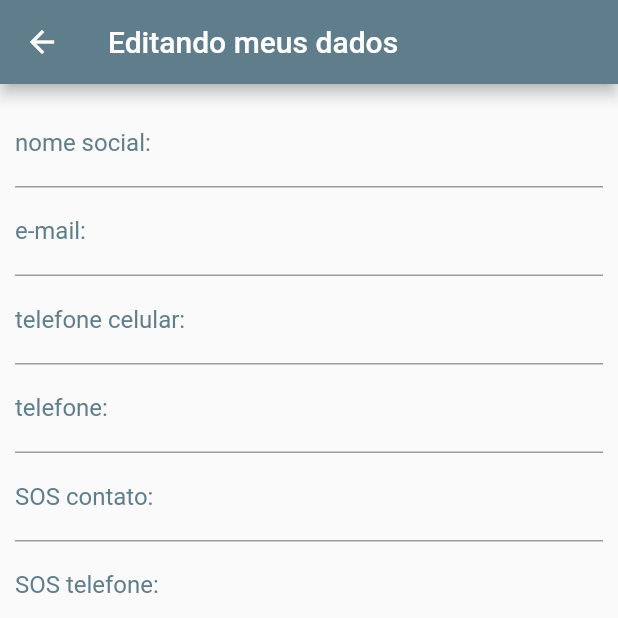
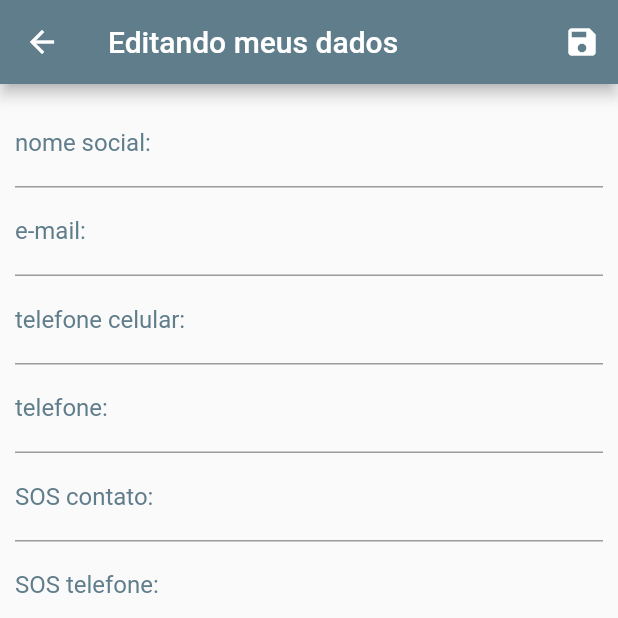
Before and after one commit to jady-sm-godoi/rcadmin_user, a Flutter app: the screen it shows after launch, after a tap on the "edit" icon, on a phone screen of 412 x 824 dp, the top half of it. Run offline on Flutter 3.47's test engine with Material 2 defaults, Android fonts, the phone set to English and light mode, and no system bars; drawn by our look-alikes of select_form_field; our stand-ins replace image_picker; network calls fail.

Commit message:
form save method

```diff
--- a/lib/components/profile_components/expansion_data_profile.dart
+++ b/lib/components/profile_components/expansion_data_profile.dart
@@ -72,7 +72,28 @@ class _ExpansionDataProfileState extends State<ExpansionDataProfile> {
                     title: Text('Endereço:'),
                   ),
                   body: ListTile(
-                    subtitle: Text(profile.address),
+                    subtitle: Column(
+                      crossAxisAlignment: CrossAxisAlignment.start,
+                      children: [
+                        Row(
+                          children: [
+                            Text('${widget.profiles[0].street ?? ''}, '),
+                            Text(widget.profiles[0].houseNumber ?? ''),
+                          ],
+                        ),
+                        if (widget.profiles[0].complement != null)
+                          Text(widget.profiles[0].complement ?? ''),
+                        Text(widget.profiles[0].district ?? ''),
+                        Row(
+                          mainAxisAlignment: MainAxisAlignment.spaceBetween,
+                          children: [
+                            Text(
+                                '${widget.profiles[0].city ?? ''} - ${widget.profiles[0].uf ?? ''}'),
+                            Text('CEP: ${widget.profiles[0].zipCode ?? ''}'),
+                          ],
+                        ),
+                      ],
+                    ),
                   ),
                 ),
               )
--- a/lib/components/profile_components/profile_head_card.dart
+++ b/lib/components/profile_components/profile_head_card.dart
@@ -26,7 +26,7 @@ class ProfileHeadCard extends StatelessWidget {
               ),
             ),
             Text(
-              user[0]!.name,
+              user[0]?.name ?? '',
               style: const TextStyle(
                 fontSize: 16,
                 fontStyle: FontStyle.italic,
@@ -47,7 +47,7 @@ class ProfileHeadCard extends StatelessWidget {
                     ),
                   ),
                   Text(
-                    user[0]!.disciple,
+                    user[0]?.disciple ?? '',
                     style: const TextStyle(
                       fontSize: 18,
                       color: Colors.grey,
--- a/lib/data/dummy_profile.dart
+++ b/lib/data/dummy_profile.dart
@@ -10,8 +10,12 @@ final dummyProfile = [
     email: 'jady.s.m@gmail.com',
     mobilePhone: '11 98696-4499',
     phone: '11 3208-8682',
-    address:
-        'Rua Sebastião Carneiro, 215 \n Aclimação - São Paulo - SP \n 01543-020',
+    street: 'Rua Sebastião Carneiro',
+    houseNumber: '215',
+    district: 'Aclimação',
+    city: 'São Paulo',
+    uf: 'SP',
+    zipCode: '01543-020',
     sosContact: 'Cesar Godoi',
     sosPhone: '11 98696-4171',
     maritalStatus: 'casada',
--- a/lib/model/user_profile.dart
+++ b/lib/model/user_profile.dart
@@ -1,6 +1,6 @@
 class UserProfile {
   final String id;
-  final String name;
+  final String? name;
   final String socialName;
   String image;
   final String email;
@@ -11,15 +11,28 @@ class UserProfile {
   final String maritalStatus;
   final String sosContact;
   final String sosPhone;
-  final String address;
-  final String disciple;
+  final String? disciple;
   final List<Map>? frequencies;
+  final String? street;
+  final String? houseNumber;
+  final String? district;
+  final String? city;
+  final String? uf;
+  final String? zipCode;
+  final String? complement;
 
   UserProfile({
-    required this.disciple,
+    this.street,
+    this.houseNumber,
+    this.district,
+    this.uf,
+    this.city,
+    this.zipCode,
+    this.complement,
+    this.disciple,
     required this.socialName,
     required this.id,
-    required this.name,
+    this.name,
     required this.image,
     required this.email,
     required this.mobilePhone,
@@ -29,7 +42,6 @@ class UserProfile {
     required this.maritalStatus,
     required this.sosContact,
     required this.sosPhone,
-    required this.address,
     this.frequencies,
   });
 }
--- a/lib/pages/profile_form.dart
+++ b/lib/pages/profile_form.dart
@@ -1,4 +1,5 @@
 import 'dart:io';
+import 'dart:math';
 
 import 'package:flutter/material.dart';
 import 'package:rcadmin_user/data/dummy_profile.dart';
@@ -34,6 +35,25 @@ final List<Map<String, dynamic>> _items = [
 
 class _ProfileFormState extends State<ProfileForm> {
   File? _storedImage;
+  final _socialNameController = TextEditingController();
+  final _emailController = TextEditingController();
+  final _mobilePhoneController = TextEditingController();
+  final _phoneController = TextEditingController();
+  final _sosContactController = TextEditingController();
+  final _sosPhoneController = TextEditingController();
+  final _streetController = TextEditingController();
+  final _houseNumberController = TextEditingController();
+  final _cityController = TextEditingController();
+  final _ufController = TextEditingController();
+  final _zipController = TextEditingController();
+  final _complementController = TextEditingController();
+  final _districtController = TextEditingController();
+  final _professionController = TextEditingController();
+  final _bithdayController = TextEditingController();
+  final _maritalStatusController = TextEditingController();
+
+  final _formKey = GlobalKey<FormState>();
+  final _formUserData = <String, Object>{};
 
   _takePicture() async {
     final ImagePicker _picker = ImagePicker();
@@ -47,16 +67,51 @@ class _ProfileFormState extends State<ProfileForm> {
     });
   }
 
+  void submitForm() {
+    _formKey.currentState?.save();
+    final newUser = UserProfile(
+      id: Random().nextDouble().toString(),
+      socialName: _formUserData['socialName'].toString(),
+      birthday: _formUserData['birthday'].toString(),
+      email: _formUserData['email'].toString(),
+      image: _formUserData['image'].toString(),
+      phone: _formUserData['phone'].toString(),
+      mobilePhone: _formUserData['mobilePhone'].toString(),
+      sosContact: _formUserData['sosContact'].toString(),
+      sosPhone: _formUserData['sosPhone'].toString(),
+      profession: _formUserData['profession'].toString(),
+      maritalStatus: _formUserData['maritalStatus'].toString(),
+    );
+
+    //neste método temos que salvar a imagem que está instanciada em _storedImage
+
+    print(newUser.id);
+    print(newUser.socialName);
+    print(newUser.email);
+    print(newUser.mobilePhone);
+    print(newUser.birthday);
+    print(newUser.profession);
+    print(newUser.maritalStatus);
+    print(_storedImage);
+  }
+
   @override
   Widget build(BuildContext context) {
     return Scaffold(
       appBar: AppBar(
         title: const Text('Editando meus dados'),
         backgroundColor: Colors.blueGrey,
+        actions: [
+          IconButton(
+            onPressed: submitForm,
+            icon: const Icon(Icons.save),
+          )
+        ],
       ),
       body: Padding(
         padding: const EdgeInsets.all(10.0),
         child: Form(
+          key: _formKey,
           child: ListView(
             children: [
               TextFormField(
@@ -64,6 +119,9 @@ class _ProfileFormState extends State<ProfileForm> {
                     labelText: 'nome social:',
                     labelStyle: TextStyle(color: Colors.blueGrey)),
                 textInputAction: TextInputAction.next,
+                controller: _socialNameController,
+                onSaved: (socialName) =>
+                    _formUserData['socialName'] = socialName ?? '',
               ),
               TextFormField(
                 decoration: const InputDecoration(
@@ -71,6 +129,8 @@ class _ProfileFormState extends State<ProfileForm> {
                     labelStyle: TextStyle(color: Colors.blueGrey)),
                 textInputAction: TextInputAction.next,
                 keyboardType: TextInputType.emailAddress,
+                controller: _emailController,
+                onSaved: (email) => _formUserData['email'] = email ?? '',
               ),
               TextFormField(
                 decoration: const InputDecoration(
@@ -78,6 +138,9 @@ class _ProfileFormState extends State<ProfileForm> {
                     labelStyle: TextStyle(color: Colors.blueGrey)),
                 textInputAction: TextInputAction.next,
                 keyboardType: TextInputType.phone,
+                controller: _mobilePhoneController,
+                onSaved: (mobilePhone) =>
+                    _formUserData['mobilePhone'] = mobilePhone ?? '',
               ),
               TextFormField(
                 decoration: const InputDecoration(
@@ -85,12 +148,17 @@ class _ProfileFormState extends State<ProfileForm> {
                     labelStyle: TextStyle(color: Colors.blueGrey)),
                 textInputAction: TextInputAction.next,
                 keyboardType: TextInputType.phone,
+                controller: _phoneController,
+                onSaved: (phone) => _formUserData['phone'] = phone ?? '',
               ),
               TextFormField(
                 decoration: const InputDecoration(
                     labelText: 'SOS contato:',
                     labelStyle: TextStyle(color: Colors.blueGrey)),
                 textInputAction: TextInputAction.next,
+                controller: _sosContactController,
+                onSaved: (sosContact) =>
+                    _formUserData['sosContact'] = sosContact ?? '',
               ),
               TextFormField(
                 decoration: const InputDecoration(
@@ -98,12 +166,17 @@ class _ProfileFormState extends State<ProfileForm> {
                     labelStyle: TextStyle(color: Colors.blueGrey)),
                 textInputAction: TextInputAction.next,
                 keyboardType: TextInputType.phone,
+                controller: _sosPhoneController,
+                onSaved: (sosPhone) =>
+                    _formUserData['sosPhone'] = sosPhone ?? '',
               ),
               TextFormField(
                 decoration: const InputDecoration(
                     labelText: 'Rua:',
                     labelStyle: TextStyle(color: Colors.blueGrey)),
                 textInputAction: TextInputAction.next,
+                controller: _streetController,
+                onSaved: (street) => _formUserData['street'] = street ?? '',
               ),
               Row(
                 children: [
@@ -114,6 +187,9 @@ class _ProfileFormState extends State<ProfileForm> {
                           labelStyle: TextStyle(color: Colors.blueGrey)),
                       textInputAction: TextInputAction.next,
                       keyboardType: TextInputType.number,
+                      controller: _houseNumberController,
+                      onSaved: (houseNumber) =>
+                          _formUserData['houseNumber'] = houseNumber ?? '',
                     ),
                   ),
                   Expanded(
@@ -123,6 +199,9 @@ class _ProfileFormState extends State<ProfileForm> {
                           labelText: 'complemento:',
                           labelStyle: TextStyle(color: Colors.blueGrey)),
                       textInputAction: TextInputAction.next,
+                      controller: _complementController,
+                      onSaved: (complement) =>
+                          _formUserData['complement'] = complement ?? '',
                     ),
                   ),
                 ],
@@ -132,12 +211,17 @@ class _ProfileFormState extends State<ProfileForm> {
                     labelText: 'Bairro:',
                     labelStyle: TextStyle(color: Colors.blueGrey)),
                 textInputAction: TextInputAction.next,
+                controller: _districtController,
+                onSaved: (district) =>
+                    _formUserData['district'] = district ?? '',
               ),
               TextFormField(
                 decoration: const InputDecoration(
                     labelText: 'Cidade:',
                     labelStyle: TextStyle(color: Colors.blueGrey)),
                 textInputAction: TextInputAction.next,
+                controller: _cityController,
+                onSaved: (city) => _formUserData['city'] = city ?? '',
               ),
               Row(
                 children: [
@@ -149,6 +233,8 @@ class _ProfileFormState extends State<ProfileForm> {
                           labelText: 'UF:',
                           labelStyle: TextStyle(color: Colors.blueGrey)),
                       textInputAction: TextInputAction.next,
+                      controller: _ufController,
+                      onSaved: (uf) => _formUserData['uf'] = uf ?? '',
                     ),
                   ),
                   Expanded(
@@ -160,6 +246,9 @@ class _ProfileFormState extends State<ProfileForm> {
                           labelStyle: TextStyle(color: Colors.blueGrey)),
                       textInputAction: TextInputAction.next,
                       keyboardType: TextInputType.number,
+                      controller: _zipController,
+                      onSaved: (zipCode) =>
+                          _formUserData['zipCode'] = zipCode ?? '',
                     ),
                   ),
                 ],
@@ -169,6 +258,9 @@ class _ProfileFormState extends State<ProfileForm> {
                     labelText: 'Profissão:',
                     labelStyle: TextStyle(color: Colors.blueGrey)),
                 textInputAction: TextInputAction.next,
+                controller: _professionController,
+                onSaved: (profession) =>
+                    _formUserData['profession'] = profession ?? '',
               ),
               Row(
                 children: [
@@ -180,6 +272,9 @@ class _ProfileFormState extends State<ProfileForm> {
                           labelStyle: TextStyle(color: Colors.blueGrey)),
                       textInputAction: TextInputAction.next,
                       keyboardType: TextInputType.datetime,
+                      controller: _bithdayController,
+                      onSaved: (birthday) =>
+                          _formUserData['birthday'] = birthday ?? '',
                     ),
                   ),
                   Expanded(
@@ -190,7 +285,9 @@ class _ProfileFormState extends State<ProfileForm> {
                         labelStyle: TextStyle(color: Colors.blueGrey)),
                     items: _items,
                     onChanged: (val) {},
-                    onSaved: (val) {},
+                    controller: _maritalStatusController,
+                    onSaved: (maritalStatus) =>
+                        _formUserData['maritalStatus'] = maritalStatus ?? '',
                   )),
                 ],
               ),
```
